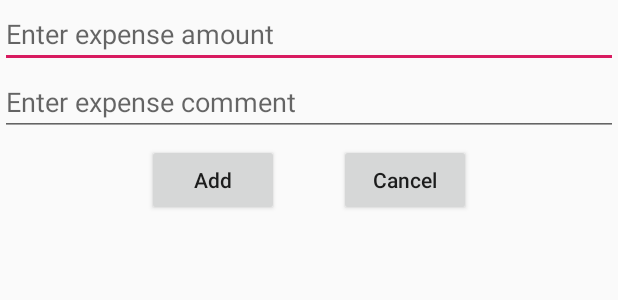
After one commit to RN1216/TourMad-03, an Android app: the layout expense_dialog.xml on its own in the app's theme, with its tools: preview values and no code run, on a phone screen of 412 x 824 dp. The commit adds this screen. Shown: the top 300 px of the screen. Run offline under Robolectric (Android 15) with nearby library versions, the phone set to English and light mode, and no system bars.

Commit message:
primamry bug fixed

```diff
--- a/app/src/main/java/com/example/final_project_tourmate/Create_Event_Tour_Activity.java
+++ b/app/src/main/java/com/example/final_project_tourmate/Create_Event_Tour_Activity.java
@@ -150,7 +150,7 @@ public class Create_Event_Tour_Activity extends AppCompatActivity {
             public void onComplete(@NonNull Task<Void> task) {
                 if (task.isSuccessful()) {
                     Toast.makeText(Create_Event_Tour_Activity.this, "Tour info saved successfully.", Toast.LENGTH_SHORT).show();
-                    startActivity(new Intent(Create_Event_Tour_Activity.this, TourDetailInfoActivity.class));
+                    startActivity(new Intent(Create_Event_Tour_Activity.this, EventLIstActivity.class));
                     finish();
                 } else {
                     Toast.makeText(Create_Event_Tour_Activity.this, "Tour info not save successfully.", Toast.LENGTH_SHORT).show();
--- a/app/src/main/res/layout/activity_tour_detail_info.xml
+++ b/app/src/main/res/layout/activity_tour_detail_info.xml
@@ -42,6 +42,7 @@
                 android:textSize="20dp"
                 android:background="#3E00BCD4"/>
             <TextView
+                android:id="@+id/addNewExpense"
                 android:layout_margin="5dp"
                 android:layout_width="match_parent"
                 android:layout_height="wrap_content"
--- /dev/null
+++ b/app/src/main/res/layout/expense_dialog.xml
@@ -0,0 +1,39 @@
+<?xml version="1.0" encoding="utf-8"?>
+<LinearLayout
+    xmlns:android="http://schemas.android.com/apk/res/android"
+    android:orientation="vertical"
+    android:layout_width="match_parent"
+    android:layout_height="match_parent"
+    >
+
+    <EditText
+        android:id="@+id/expenseAmount"
+        android:layout_width="match_parent"
+        android:layout_height="wrap_content"
+        android:hint="Enter expense amount"/>
+
+    <EditText
+        android:id="@+id/expenseComment"
+        android:layout_width="match_parent"
+        android:layout_height="wrap_content"
+        android:hint="Enter expense comment"/>
+    <LinearLayout
+        android:layout_width="match_parent"
+        android:layout_height="wrap_content"
+        android:orientation="horizontal"
+        android:layout_margin="5dp"
+        android:gravity="center">
+        <Button
+            android:layout_width="wrap_content"
+            android:layout_height="wrap_content"
+            android:text="Add"
+            android:textAllCaps="false"
+            android:layout_marginRight="40dp"/>
+        <Button
+            android:layout_width="wrap_content"
+            android:layout_height="wrap_content"
+            android:text="Cancel"
+            android:textAllCaps="false"/>
+    </LinearLayout>
+
+</LinearLayout>
--- a/app/src/main/res/layout/show_tour_detail_info.xml
+++ b/app/src/main/res/layout/show_tour_detail_info.xml
@@ -12,11 +12,14 @@
         app:cardCornerRadius="10dp"
         app:cardElevation="4dp"
         app:cardMaxElevation="8dp"
+
       >
 
     <android.support.constraint.ConstraintLayout
         android:layout_width="match_parent"
-        android:layout_height="wrap_content">
+        android:layout_height="wrap_content"
+        android:background="#65CDDC39"
+        android:layout_margin="5dp">
 
         <TextView
             android:id="@+id/tourNameHead"
```
Also changed, not shown: app/src/main/java/com/example/final_project_tourmate/TourDetailInfoActivity.java (+20 -1 lines), app/src/main/java/com/example/final_project_tourmate/TourRecyclerViewAdapter.java (+9 -2 lines), app/src/main/res/layout/activity_event_list.xml (+9 -0 lines), 97 other files.
